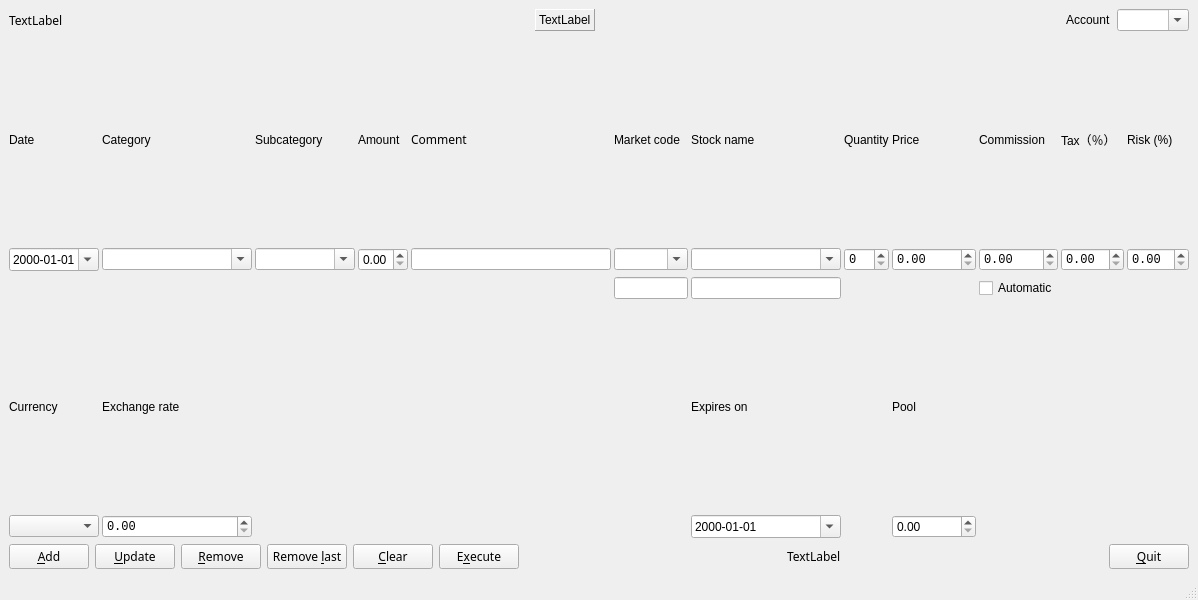
This is lisa/pyqt/viewpyqt.ui in rockwolf/python as Qt 5 draws it before an edit. The edited form follows.
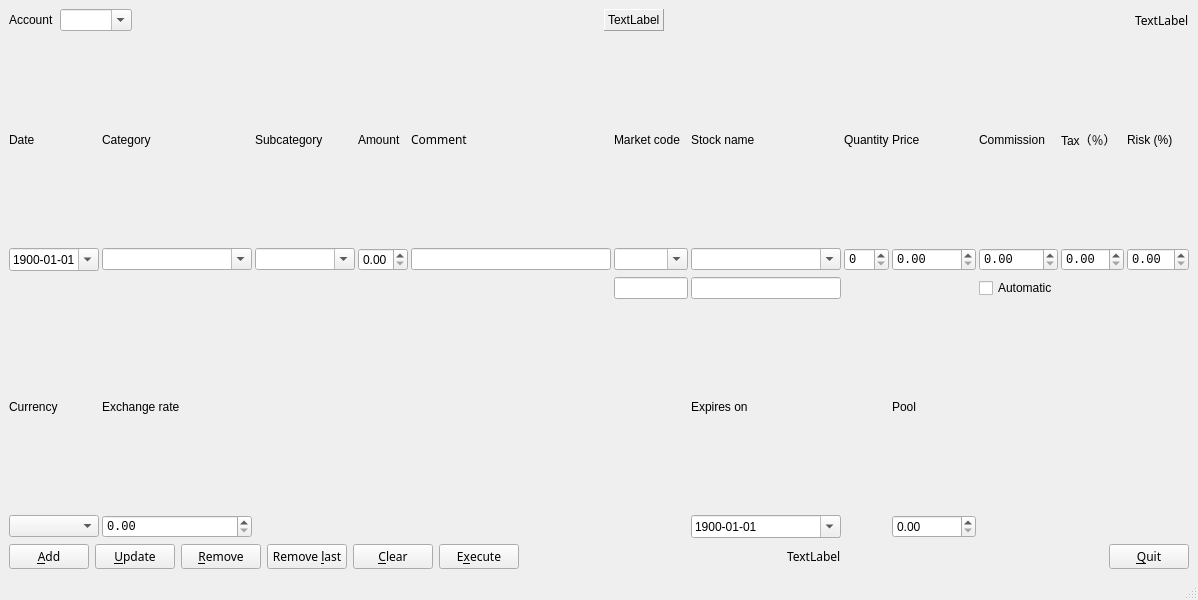
This is the edited form.

Commit message: Some changes to the layout. I kept forgetting to set the account, so I moved it to the left. Also set the dates default to 1900-01-01.

The edit to the form file:
```diff
--- a/lisa/pyqt/viewpyqt.ui
+++ b/lisa/pyqt/viewpyqt.ui
@@ -22,17 +22,7 @@
         <property name="sizeConstraint">
          <enum>QLayout::SetFixedSize</enum>
         </property>
-        <item row="0" column="6">
-         <widget class="QComboBox" name="cmb_account">
-          <property name="inputMethodHints">
-           <set>Qt::ImhLowercaseOnly</set>
-          </property>
-          <property name="editable">
-           <bool>true</bool>
-          </property>
-         </widget>
-        </item>
-        <item row="0" column="4">
+        <item row="0" column="7">
          <spacer name="horizontalSpacer_6">
           <property name="orientation">
            <enum>Qt::Horizontal</enum>
@@ -46,25 +36,6 @@
          </spacer>
         </item>
         <item row="0" column="5">
-         <widget class="QLabel" name="lbl_account">
-          <property name="text">
-           <string>Account</string>
-          </property>
-         </widget>
-        </item>
-        <item row="0" column="0">
-         <widget class="QLabel" name="lbl_infofinance">
-          <property name="font">
-           <font>
-            <family>Envy Code R</family>
-           </font>
-          </property>
-          <property name="text">
-           <string>TextLabel</string>
-          </property>
-         </widget>
-        </item>
-        <item row="0" column="2">
          <widget class="QLabel" name="lbl_check">
           <property name="frameShape">
            <enum>QFrame::Panel</enum>
@@ -77,7 +48,36 @@
           </property>
          </widget>
         </item>
-        <item row="0" column="1">
+        <item row="0" column="3">
+         <widget class="QComboBox" name="cmb_account">
+          <property name="inputMethodHints">
+           <set>Qt::ImhLowercaseOnly</set>
+          </property>
+          <property name="editable">
+           <bool>true</bool>
+          </property>
+         </widget>
+        </item>
+        <item row="0" column="8">
+         <widget class="QLabel" name="lbl_infofinance">
+          <property name="font">
+           <font>
+            <family>Envy Code R</family>
+           </font>
+          </property>
+          <property name="text">
+           <string>TextLabel</string>
+          </property>
+         </widget>
+        </item>
+        <item row="0" column="2">
+         <widget class="QLabel" name="lbl_account">
+          <property name="text">
+           <string>Account</string>
+          </property>
+         </widget>
+        </item>
+        <item row="0" column="4">
          <spacer name="horizontalSpacer">
           <property name="orientation">
            <enum>Qt::Horizontal</enum>
@@ -194,6 +194,13 @@
             <height>0</height>
            </size>
           </property>
+          <property name="date">
+           <date>
+            <year>1900</year>
+            <month>1</month>
+            <day>1</day>
+           </date>
+          </property>
           <property name="displayFormat">
            <string>yyyy-MM-dd</string>
           </property>
@@ -482,6 +489,23 @@
         </item>
         <item row="4" column="6">
          <widget class="QDateEdit" name="dt_expiration">
+          <property name="dateTime">
+           <datetime>
+            <hour>0</hour>
+            <minute>0</minute>
+            <second>0</second>
+            <year>1900</year>
+            <month>1</month>
+            <day>1</day>
+           </datetime>
+          </property>
+          <property name="date">
+           <date>
+            <year>1900</year>
+            <month>1</month>
+            <day>1</day>
+           </date>
+          </property>
           <property name="displayFormat">
            <string>yyyy-MM-dd</string>
           </property>
```
Left out of the diff: 1 changed line with no effect on the pictures. The commit also changes 1 other file.
